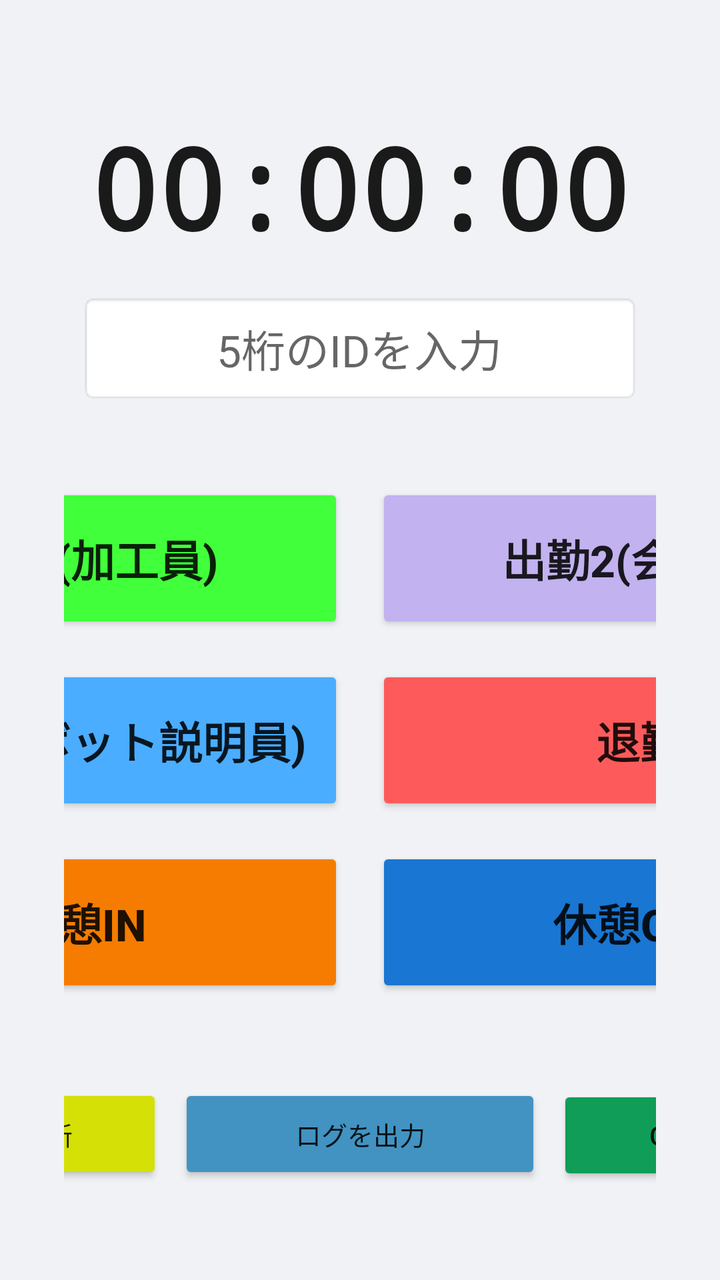
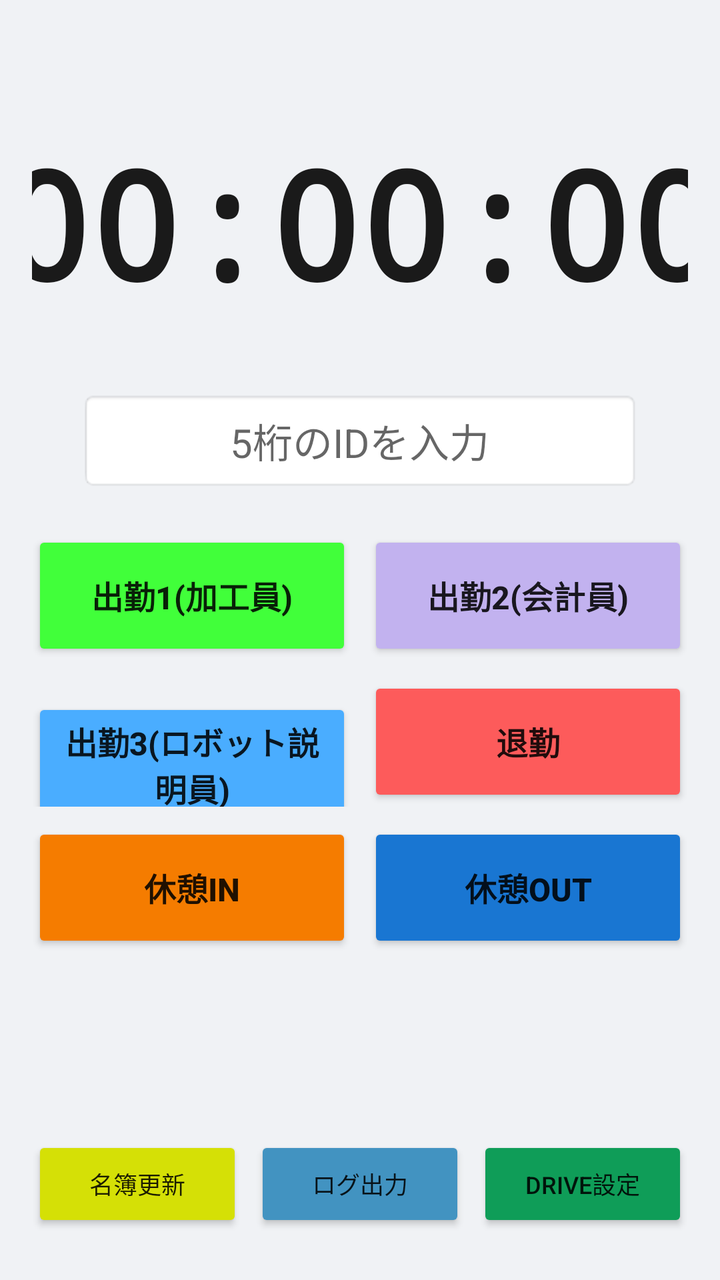

Screens rendered from an Android XML layout before and after an edit, with the pre-edit source and the edit as a unified diff.
<!-- AndroidManifest.xml: application theme Theme.AppCompat.Light.NoActionBar -->
<!-- res/layout/activity_main.xml -->
<?xml version="1.0" encoding="utf-8"?>
<LinearLayout xmlns:android="http://schemas.android.com/apk/res/android"
    android:orientation="vertical"
    android:layout_width="match_parent"
    android:layout_height="match_parent">

    <LinearLayout
        android:layout_width="match_parent"
        android:layout_height="match_parent"
        android:background="#F0F2F5"
        android:gravity="center_horizontal"
        android:orientation="vertical"
        android:padding="32dp">

        
        <TextView
            android:id="@+id/tv_digital_clock"
            android:layout_width="wrap_content"
            android:layout_height="wrap_content"
            android:layout_marginTop="24dp"
            android:layout_marginBottom="16dp"
            android:fontFamily="sans-serif-monospace"
            android:text="00:00:00"
            android:textColor="#1A1A1A"
            android:textSize="56sp"
            android:textStyle="bold" />

        
        <EditText
            android:id="@+id/et_user_id"
            android:layout_width="280dp"
            android:layout_height="55dp"
            android:layout_marginBottom="32dp"
            android:background="@android:drawable/editbox_background_normal"
            android:gravity="center"
            android:hint="5桁のIDを入力"
            android:inputType="number"
            android:maxLength="5"
            android:textSize="22sp" />

        
        <GridLayout
            android:layout_width="560dp"
            android:layout_height="wrap_content"
            android:alignmentMode="alignBounds"
            android:columnCount="2"
            android:rowCount="3">

            <Button
                android:id="@+id/btn_in_1"
                android:layout_width="264dp"
                android:layout_height="75dp"
                android:layout_margin="8dp"
                android:backgroundTint="#41FF3A"
                android:text="出勤1(加工員)"
                android:textSize="22sp"
                android:textStyle="bold" />

            <Button
                android:id="@+id/btn_in_2"
                android:layout_width="264dp"
                android:layout_height="75dp"
                android:layout_margin="8dp"
                android:backgroundTint="#C2B2EF"
                android:text="出勤2(会計員)"
                android:textSize="22sp"
                android:textStyle="bold" />

            <Button
                android:id="@+id/btn_in_3"
                android:layout_width="264dp"
                android:layout_height="75dp"
                android:layout_margin="8dp"
                android:backgroundTint="#4AADFF"
                android:text="出勤3(ロボット説明員)"
                android:textSize="22sp"
                android:textStyle="bold" />

            <Button
                android:id="@+id/btn_out"
                android:layout_width="264dp"
                android:layout_height="75dp"
                android:layout_margin="8dp"
                android:backgroundTint="#FD5B5B"
                android:text="退勤"
                android:textSize="22sp"
                android:textStyle="bold" />

            <Button
                android:id="@+id/btn_rest_in"
                android:layout_width="264dp"
                android:layout_height="75dp"
                android:layout_margin="8dp"
                android:backgroundTint="#F57C00"
                android:text="休憩IN"
                android:textSize="22sp"
                android:textStyle="bold" />

            <Button
                android:id="@+id/btn_rest_out"
                android:layout_width="264dp"
                android:layout_height="75dp"
                android:layout_margin="8dp"
                android:backgroundTint="#1976D2"
                android:text="休憩OUT"
                android:textSize="22sp"
                android:textStyle="bold" />
        </GridLayout>

        
        <View
            android:layout_width="match_parent"
            android:layout_height="0dp"
            android:layout_weight="1" />

        
        <LinearLayout
            android:layout_width="560dp"
            android:layout_height="wrap_content"
            android:layout_marginBottom="16dp"
            android:orientation="horizontal">

            <Button
                android:id="@+id/btn_reload_master"
                android:layout_width="0dp"
                android:layout_height="50dp"
                android:layout_marginEnd="4dp"
                android:layout_weight="1"
                android:backgroundTint="#D5E006"
                android:text="名簿マスタ更新"
                android:textSize="13sp" />

            <Button
                android:id="@+id/btn_export"
                android:layout_width="0dp"
                android:layout_height="50dp"
                android:layout_marginStart="4dp"
                android:layout_marginEnd="4dp"
                android:layout_weight="1"
                android:backgroundTint="#4293C1"
                android:text="ログを出力"
                android:textSize="13sp" />

            <Button
                android:id="@+id/btn_open_drive"
                android:layout_width="0dp"
                android:layout_height="50dp"
                android:layout_marginStart="4dp"
                android:layout_weight="1"
                android:backgroundTint="#0F9D58"
                android:text="Google Drive"
                android:textSize="13sp" />
        </LinearLayout>

    </LinearLayout>
</LinearLayout>
<!-- resources referenced by this layout -->
<resources>

</resources>

<!-- the commit's change to res/layout/activity_main.xml (unified diff, before → after) -->
@@ -1,156 +1,189 @@
 <?xml version="1.0" encoding="utf-8"?>
 <LinearLayout xmlns:android="http://schemas.android.com/apk/res/android"
+    android:layout_width="match_parent"
+    android:layout_height="match_parent"
+    android:background="#F0F2F5"
     android:orientation="vertical"
-    android:layout_width="match_parent"
-    android:layout_height="match_parent">
+    android:padding="16dp"
+    android:gravity="center_horizontal">
 
+    
+    <View
+        android:layout_width="match_parent"
+        android:layout_height="0dp"
+        android:layout_weight="0.6" />
+
+    
+
+    
+    <TextView
+        android:id="@+id/tv_digital_clock"
+        android:layout_width="496dp"
+        android:layout_height="110dp"
+        android:layout_marginBottom="24dp"
+        android:fontFamily="sans-serif-monospace"
+        android:maxLines="1"
+        android:singleLine="true"
+        android:text="00:00:00"
+        android:textAlignment="center"
+        android:textColor="#1A1A1A"
+        android:textSize="75sp"
+        android:textStyle="bold" />
+
+    <EditText
+        android:id="@+id/et_user_id"
+        android:layout_width="match_parent"
+        android:layout_height="50dp"
+        android:layout_marginStart="24dp"
+        android:layout_marginEnd="24dp"
+        android:layout_marginBottom="20dp"
+        android:background="@android:drawable/editbox_background_normal"
+        android:gravity="center"
+        android:hint="5桁のIDを入力"
+        android:inputType="number"
+        android:maxLength="5"
+        android:textSize="20sp" />
+
+    
     <LinearLayout
         android:layout_width="match_parent"
-        android:layout_height="match_parent"
-        android:background="#F0F2F5"
-        android:gravity="center_horizontal"
+        android:layout_height="wrap_content"
         android:orientation="vertical"
-        android:padding="32dp">
+        android:layout_marginBottom="16dp">
 
         
-        <TextView
-            android:id="@+id/tv_digital_clock"
-            android:layout_width="wrap_content"
+        <LinearLayout
+            android:layout_width="match_parent"
             android:layout_height="wrap_content"
-            android:layout_marginTop="24dp"
-            android:layout_marginBottom="16dp"
-            android:fontFamily="sans-serif-monospace"
-            android:text="00:00:00"
-            android:textColor="#1A1A1A"
-            android:textSize="56sp"
-            android:textStyle="bold" />
-
-        
-        <EditText
-            android:id="@+id/et_user_id"
-            android:layout_width="280dp"
-            android:layout_height="55dp"
-            android:layout_marginBottom="32dp"
-            android:background="@android:drawable/editbox_background_normal"
-            android:gravity="center"
-            android:hint="5桁のIDを入力"
-            android:inputType="number"
-            android:maxLength="5"
-            android:textSize="22sp" />
-
-        
-        <GridLayout
-            android:layout_width="560dp"
-            android:layout_height="wrap_content"
-            android:alignmentMode="alignBounds"
-            android:columnCount="2"
-            android:rowCount="3">
+            android:orientation="horizontal"
+            android:layout_marginBottom="8dp">
 
             <Button
                 android:id="@+id/btn_in_1"
-                android:layout_width="264dp"
-                android:layout_height="75dp"
-                android:layout_margin="8dp"
+                android:layout_width="0dp"
+                android:layout_height="65dp"
+                android:layout_weight="1"
+                android:layout_marginEnd="4dp"
                 android:backgroundTint="#41FF3A"
                 android:text="出勤1(加工員)"
-                android:textSize="22sp"
+                android:textSize="16sp"
                 android:textStyle="bold" />
 
             <Button
                 android:id="@+id/btn_in_2"
-                android:layout_width="264dp"
-                android:layout_height="75dp"
-                android:layout_margin="8dp"
+                android:layout_width="0dp"
+                android:layout_height="65dp"
+                android:layout_weight="1"
+                android:layout_marginStart="4dp"
                 android:backgroundTint="#C2B2EF"
                 android:text="出勤2(会計員)"
-                android:textSize="22sp"
+                android:textSize="16sp"
                 android:textStyle="bold" />
+        </LinearLayout>
+
+        
+        <LinearLayout
+            android:layout_width="match_parent"
+            android:layout_height="wrap_content"
+            android:orientation="horizontal"
+            android:layout_marginBottom="8dp">
 
             <Button
                 android:id="@+id/btn_in_3"
-                android:layout_width="264dp"
-                android:layout_height="75dp"
-                android:layout_margin="8dp"
+                android:layout_width="0dp"
+                android:layout_height="65dp"
+                android:layout_marginEnd="4dp"
+                android:layout_weight="1"
                 android:backgroundTint="#4AADFF"
                 android:text="出勤3(ロボット説明員)"
-                android:textSize="22sp"
+                android:textSize="16sp"
                 android:textStyle="bold" />
 
             <Button
                 android:id="@+id/btn_out"
-                android:layout_width="264dp"
-                android:layout_height="75dp"
-                android:layout_margin="8dp"
+                android:layout_width="0dp"
+                android:layout_height="65dp"
+                android:layout_weight="1"
+                android:layout_marginStart="4dp"
                 android:backgroundTint="#FD5B5B"
                 android:text="退勤"
-                android:textSize="22sp"
+                android:textSize="16sp"
                 android:textStyle="bold" />
+        </LinearLayout>
+
+        
+        <LinearLayout
+            android:layout_width="match_parent"
+            android:layout_height="wrap_content"
+            android:orientation="horizontal">
 
             <Button
                 android:id="@+id/btn_rest_in"
-                android:layout_width="264dp"
-                android:layout_height="75dp"
-                android:layout_margin="8dp"
+                android:layout_width="0dp"
+                android:layout_height="65dp"
+                android:layout_weight="1"
+                android:layout_marginEnd="4dp"
                 android:backgroundTint="#F57C00"
                 android:text="休憩IN"
-                android:textSize="22sp"
+                android:textSize="16sp"
                 android:textStyle="bold" />
 
             <Button
                 android:id="@+id/btn_rest_out"
-                android:layout_width="264dp"
-                android:layout_height="75dp"
-                android:layout_margin="8dp"
+                android:layout_width="0dp"
+                android:layout_height="65dp"
+                android:layout_weight="1"
+                android:layout_marginStart="4dp"
                 android:backgroundTint="#1976D2"
                 android:text="休憩OUT"
-                android:textSize="22sp"
+                android:textSize="16sp"
                 android:textStyle="bold" />
-        </GridLayout>
+        </LinearLayout>
+    </LinearLayout>
 
-        
-        <View
-            android:layout_width="match_parent"
-            android:layout_height="0dp"
-            android:layout_weight="1" />
+    
+    <View
+        android:layout_width="match_parent"
+        android:layout_height="0dp"
+        android:layout_weight="1" />
 
-        
-        <LinearLayout
-            android:layout_width="560dp"
-            android:layout_height="wrap_content"
-            android:layout_marginBottom="16dp"
-            android:orientation="horizontal">
+    
+    <LinearLayout
+        android:layout_width="match_parent"
+        android:layout_height="wrap_content"
+        android:layout_marginBottom="8dp"
+        android:orientation="horizontal">
 
-            <Button
-                android:id="@+id/btn_reload_master"
-                android:layout_width="0dp"
-                android:layout_height="50dp"
-                android:layout_marginEnd="4dp"
-                android:layout_weight="1"
-                android:backgroundTint="#D5E006"
-                android:text="名簿マスタ更新"
-                android:textSize="13sp" />
+        <Button
+            android:id="@+id/btn_reload_master"
+            android:layout_width="0dp"
+            android:layout_height="48dp"
+            android:layout_weight="1"
+            android:layout_marginEnd="3dp"
+            android:backgroundTint="#D5E006"
+            android:text="名簿更新"
+            android:textSize="12sp" />
 
-            <Button
-                android:id="@+id/btn_export"
-                android:layout_width="0dp"
-                android:layout_height="50dp"
-                android:layout_marginStart="4dp"
-                android:layout_marginEnd="4dp"
-                android:layout_weight="1"
-                android:backgroundTint="#4293C1"
-                android:text="ログを出力"
-                android:textSize="13sp" />
+        <Button
+            android:id="@+id/btn_export"
+            android:layout_width="0dp"
+            android:layout_height="48dp"
+            android:layout_weight="1"
+            android:layout_marginStart="3dp"
+            android:layout_marginEnd="3dp"
+            android:backgroundTint="#4293C1"
+            android:text="ログ出力"
+            android:textSize="12sp" />
 
-            <Button
-                android:id="@+id/btn_open_drive"
-                android:layout_width="0dp"
-                android:layout_height="50dp"
-                android:layout_marginStart="4dp"
-                android:layout_weight="1"
-                android:backgroundTint="#0F9D58"
-                android:text="Google Drive"
-                android:textSize="13sp" />
-        </LinearLayout>
+        <Button
+            android:id="@+id/btn_open_drive"
+            android:layout_width="0dp"
+            android:layout_height="48dp"
+            android:layout_weight="1"
+            android:layout_marginStart="3dp"
+            android:backgroundTint="#0F9D58"
+            android:text="Drive設定"
+            android:textSize="12sp" />
+    </LinearLayout>
 
-    </LinearLayout>
 </LinearLayout>
